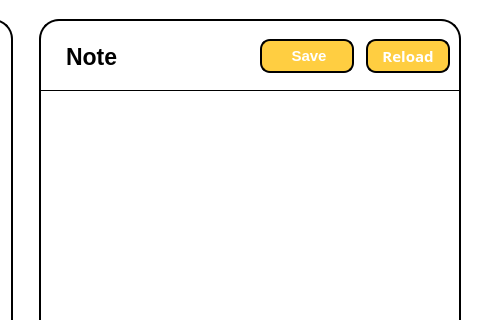
This is SPCK/SPCK - Linux/GUI/Note_edit.ui in MaiNgocChau9/Python-App-A- as Qt 5 draws it before an edit; both pictures show x 370 to 850 and y 0 to 320 of the 850 by 550 pixel window. The edited form follows.
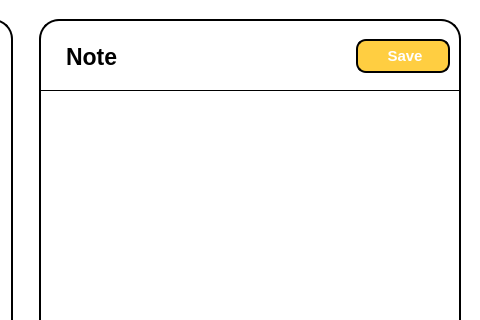
This is the edited form. Icons and pictures are not drawn.

Patch:
```diff
--- a/SPCK/SPCK - Linux/GUI/Note_edit.ui
+++ b/SPCK/SPCK - Linux/GUI/Note_edit.ui
@@ -305,46 +305,6 @@
             </property>
            </widget>
           </item>
-          <item>
-           <widget class="QPushButton" name="pushButton_3">
-            <property name="font">
-             <font>
-              <family>Sans Serif</family>
-              <pointsize>11</pointsize>
-              <bold>true</bold>
-             </font>
-            </property>
-            <property name="styleSheet">
-             <string notr="true">QPushButton{
-	border: 2px solid black;
-	height: 30px;
-	border-radius: 10px;
-	background-color: #FFCE41;
-	color: white;
-	max-width: 80px;
-}
-
-QPushButton::hover{
-	border: 3px solid black;
-	height: 30px;
-	border-radius: 10px;
-	background-color: #FFCE41;
-	max-width: 80px;
-}
-
-QPushButton::pressed{
-	border: 3px solid black;
-	height: 30px;
-	border-radius: 10px;
-	background-color: rgb(234, 188, 59);
-	max-width: 80px;
-}</string>
-            </property>
-            <property name="text">
-             <string>Reload</string>
-            </property>
-           </widget>
-          </item>
          </layout>
         </widget>
        </item>
```
